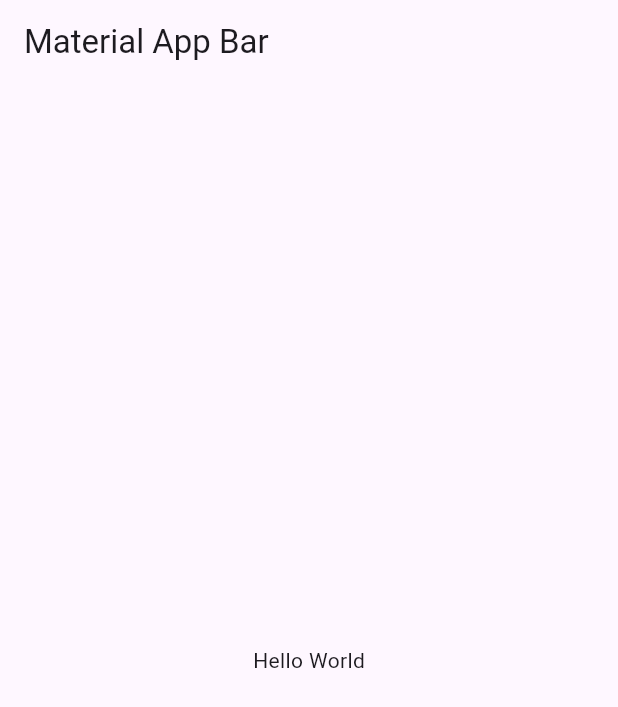
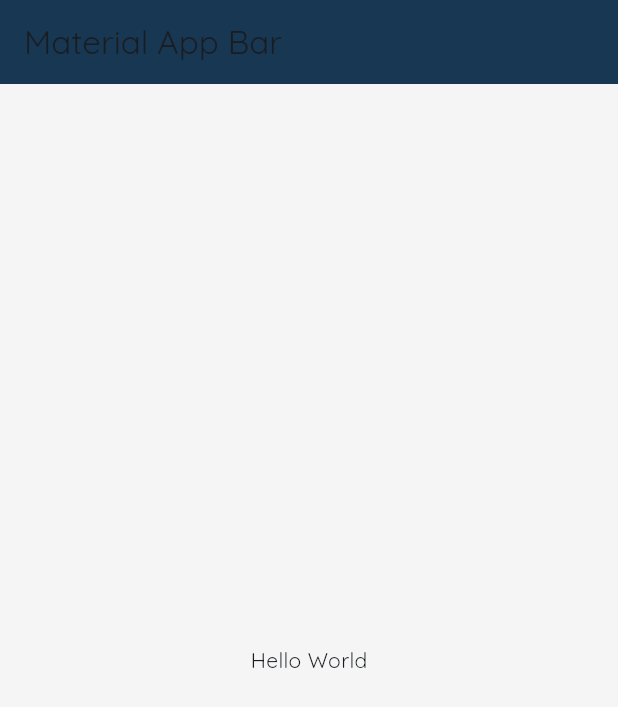
Before and after one commit to Sebas21gt/votacion-electronica-flutter-app, a Flutter app: the screen it shows after launch, on a phone screen of 412 x 824 dp. Shown: the top 707 px of the screen. Run offline on Flutter 3.47's test engine with Material 3 defaults, Android fonts, the light colour scheme and no system bars; our stand-ins replace google_fonts.

Commit message:
add architecture project

```diff
--- a/analysis_options.yaml
+++ b/analysis_options.yaml
@@ -1,28 +1,7 @@
-# This file configures the analyzer, which statically analyzes Dart code to
-# check for errors, warnings, and lints.
-#
-# The issues identified by the analyzer are surfaced in the UI of Dart-enabled
-# IDEs (https://dart.dev/tools#ides-and-editors). The analyzer can also be
-# invoked from the command line by running `flutter analyze`.
-
-# The following line activates a set of recommended lints for Flutter apps,
-# packages, and plugins designed to encourage good coding practices.
-include: package:flutter_lints/flutter.yaml
+include: package:very_good_analysis/analysis_options.yaml
 
 linter:
-  # The lint rules applied to this project can be customized in the
-  # section below to disable rules from the `package:flutter_lints/flutter.yaml`
-  # included above or to enable additional rules. A list of all available lints
-  # and their documentation is published at https://dart.dev/lints.
-  #
-  # Instead of disabling a lint rule for the entire project in the
-  # section below, it can also be suppressed for a single line of code
-  # or a specific dart file by using the `// ignore: name_of_lint` and
-  # `// ignore_for_file: name_of_lint` syntax on the line or in the file
-  # producing the lint.
   rules:
-    # avoid_print: false  # Uncomment to disable the `avoid_print` rule
-    # prefer_single_quotes: true  # Uncomment to enable the `prefer_single_quotes` rule
-
-# Additional information about this file can be found at
-# https://dart.dev/guides/language/analysis-options
+    public_member_api_docs: false
+    prefer_int_literals: false
+    sort_pub_dependencies: false
--- /dev/null
+++ b/lib/data/http/service.dart
@@ -0,0 +1,2 @@
+class Service {
+}
--- a/lib/main.dart
+++ b/lib/main.dart
@@ -1,3 +1,4 @@
+import 'package:app_vote/ui/main/styles.dart';
 import 'package:flutter/material.dart';
 
 void main() => runApp(const MyApp());
@@ -8,7 +9,82 @@ class MyApp extends StatelessWidget {
   @override
   Widget build(BuildContext context) {
     return MaterialApp(
-      title: 'Material App',
+      title: 'My Vote',
+      debugShowCheckedModeBanner: false,
+      theme: ThemeData(
+        brightness: Brightness.light,
+        fontFamily: textTheme.fontFamily,
+        scaffoldBackgroundColor: backgroundColor,
+        colorScheme: ColorScheme.fromSeed(
+          seedColor: secondary,
+          primary: primary,
+          secondary: secondary,
+        ),
+        floatingActionButtonTheme: const FloatingActionButtonThemeData(
+          backgroundColor: primary,
+          foregroundColor: Colors.white,
+        ),
+        bottomNavigationBarTheme: const BottomNavigationBarThemeData(
+          showSelectedLabels: false,
+          showUnselectedLabels: false,
+          elevation: 10.0,
+        ),
+        canvasColor: Colors.white,
+        appBarTheme: const AppBarTheme(
+          color: primary,
+          surfaceTintColor: primary,
+          centerTitle: false,
+        ),
+        dialogTheme: const DialogTheme(
+          surfaceTintColor: Colors.white,
+        ),
+        datePickerTheme: const DatePickerThemeData(
+          surfaceTintColor: Colors.white,
+        ),
+        useMaterial3: true,
+        tabBarTheme: TabBarTheme(
+          labelColor: Colors.white,
+          labelStyle: TextStyle(
+            fontWeight: FontWeight.w600,
+            fontFamily: textTheme.fontFamily,
+          ),
+          unselectedLabelColor: textSecondary,
+          unselectedLabelStyle: TextStyle(
+            fontWeight: FontWeight.normal,
+            fontFamily: textTheme.fontFamily,
+          ),
+          indicatorSize: TabBarIndicatorSize.tab,
+          tabAlignment: TabAlignment.start,
+          dividerHeight: 0.0,
+          // indicator: const BubbleTabIndicator(
+          //   indicatorHeight: 35.0,
+          //   indicatorColor: primary,
+          //   tabBarIndicatorSize: TabBarIndicatorSize.tab,
+          //   insets: EdgeInsets.zero,
+          // ),
+        ),
+        snackBarTheme: SnackBarThemeData(
+          contentTextStyle: TextStyle(
+            fontWeight: FontWeight.w600,
+            fontSize: 16.0,
+            fontFamily: textTheme.fontFamily,
+          ),
+        ),
+        filledButtonTheme: FilledButtonThemeData(
+          style: ButtonStyle(
+            // padding: paddingButton,
+            textStyle: textStyleButton,
+            foregroundColor: const MaterialStatePropertyAll(Colors.white),
+          ),
+        ),
+        textButtonTheme: TextButtonThemeData(
+          style: ButtonStyle(
+            // padding: paddingButton,
+            textStyle: textStyleButton,
+            foregroundColor: const MaterialStatePropertyAll(primary),
+          ),
+        ),
+      ),
       home: Scaffold(
         appBar: AppBar(
           title: const Text('Material App Bar'),
--- /dev/null
+++ b/lib/ui/main/styles.dart
@@ -0,0 +1,26 @@
+import 'package:flutter/material.dart';
+import 'package:google_fonts/google_fonts.dart';
+
+const primary = Color(0xFF173753);
+const secondary = Color(0xFFE3EBFF);
+const backgroundColor = Color(0xFFF5F5F5);
+
+const textPrimary = Color(0xFFE3EBFF);
+const textSecondary = Color(0xFF757575); // Colors.grey[600]
+
+const fieldColor = Color(0xFFF1F1F1);
+const labelColor = Color(0xFFB2B2B2);
+
+final textTheme = GoogleFonts.quicksand();
+
+MaterialStateProperty<TextStyle?> get textStyleButton {
+  return MaterialStatePropertyAll(
+    TextStyle(
+      fontWeight: FontWeight.w600,
+      fontSize: 16.0,
+      fontFamily: textTheme.fontFamily,
+    ),
+  );
+}
+
+const bottomNavigationBarIconSize = 28.0;
```
Also changed, not shown: pubspec.yaml (+12 -66 lines), pubspec.lock, 1 other file.
